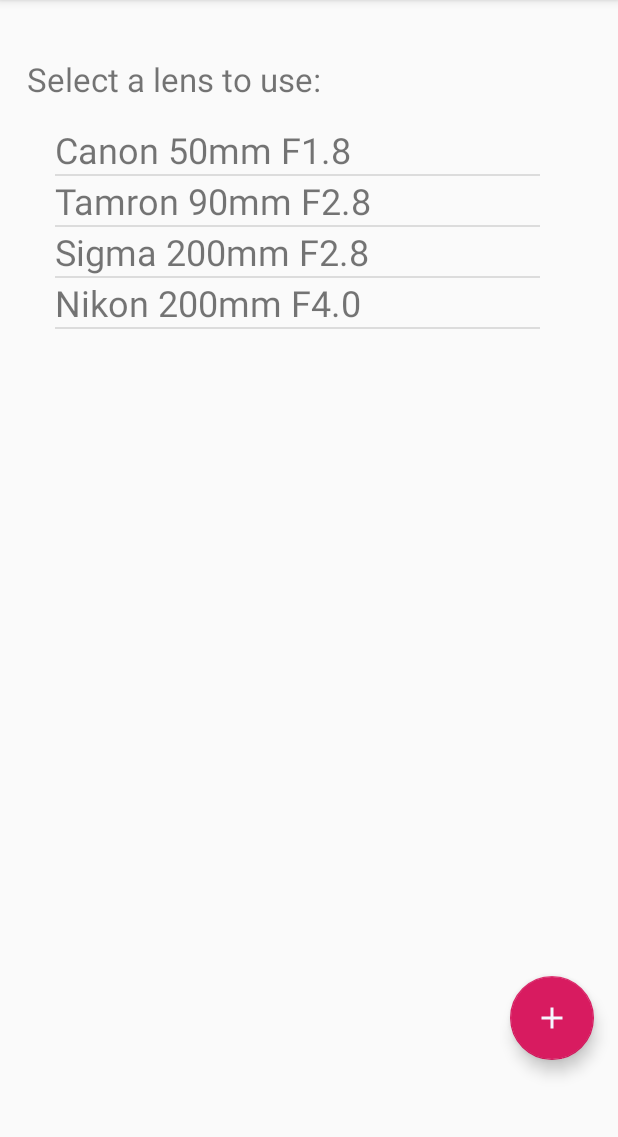
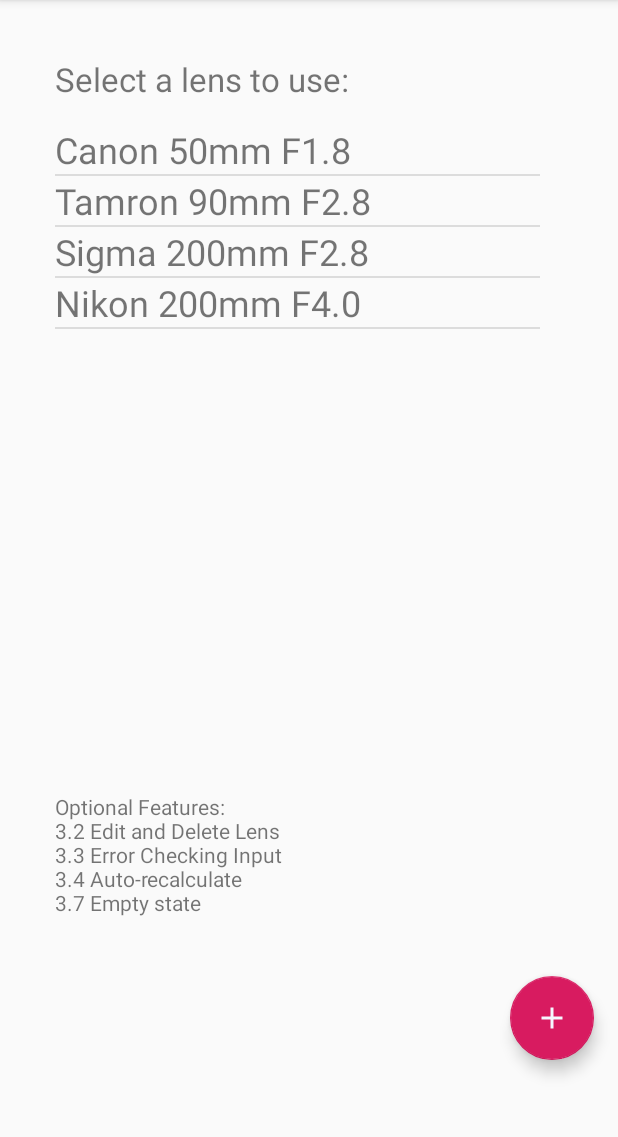
Before and after one commit to daniellenix/DepthOfFieldCalculator, an Android app: the screen it shows after launch (MainActivity), on a phone screen of 412 x 824 dp, the part 84-1221 px from its top. Run offline under Robolectric (Android 15) with nearby library versions, the light colour scheme and no system bars.

Commit message:
Optional Features message implemented.

```diff
--- a/app/src/main/java/com/example/cmpt276a2/SecondActivity.java
+++ b/app/src/main/java/com/example/cmpt276a2/SecondActivity.java
@@ -2,6 +2,7 @@
 
 import androidx.appcompat.app.AppCompatActivity;
 
+import android.annotation.SuppressLint;
 import android.app.Activity;
 import android.content.Context;
 import android.content.Intent;
@@ -93,6 +94,7 @@
     }
 
 
+    @SuppressLint("SetTextI18n")
     private void populateEditText() {
         EditText makeText = findViewById(R.id.makeInput);
         makeText.setText("" + manager.getLenses().get(lensIdx).getMake());
--- a/app/src/main/java/com/example/cmpt276a2/ThirdActivity.java
+++ b/app/src/main/java/com/example/cmpt276a2/ThirdActivity.java
@@ -2,6 +2,7 @@
 
 import androidx.appcompat.app.AppCompatActivity;
 
+import android.annotation.SuppressLint;
 import android.app.Activity;
 import android.content.Context;
 import android.content.Intent;
@@ -54,6 +55,7 @@
         lensIdx = intent.getIntExtra(EXTRA_LENS, 0);
     }
 
+    @SuppressLint("SetTextI18n")
     private void setPhotoDetails() {
         TextView textView = findViewById(R.id.textViewInfo);
         textView.setText("Photo Details with " + manager.getLenses().get(lensIdx).toString());
@@ -79,6 +81,7 @@
 
             }
 
+            @SuppressLint("SetTextI18n")
             @Override
             public void afterTextChanged(Editable s) {
 
--- a/app/src/main/res/layout/activity_main.xml
+++ b/app/src/main/res/layout/activity_main.xml
@@ -44,7 +44,7 @@
         android:text="@string/select_a_lens_to_use"
         android:textSize="22sp"
         app:layout_constraintBottom_toTopOf="@+id/guideline"
-        app:layout_constraintStart_toStartOf="@+id/guideline3" />
+        app:layout_constraintStart_toStartOf="@+id/listViewMain" />
 
     <com.google.android.material.floatingactionbutton.FloatingActionButton
         android:id="@+id/floatingActionButtonPlus"
@@ -75,4 +75,14 @@
         app:layout_constraintStart_toStartOf="@+id/guideline3"
         app:layout_constraintTop_toTopOf="parent" />
 
+    <TextView
+        android:id="@+id/textViewInfoBox"
+        android:layout_width="191dp"
+        android:layout_height="106dp"
+        android:text="Optional Features: \n3.2 Edit and Delete Lens \n3.3 Error Checking Input \n3.4 Auto-recalculate \n3.7 Empty state"
+        app:layout_constraintBottom_toTopOf="@+id/guideline2"
+        app:layout_constraintStart_toStartOf="@+id/listViewMain"
+        app:layout_constraintTop_toBottomOf="@+id/listViewMain"
+        app:layout_constraintVertical_bias="0.602" />
+
 </androidx.constraintlayout.widget.ConstraintLayout>
--- a/app/src/main/res/layout/activity_third.xml
+++ b/app/src/main/res/layout/activity_third.xml
@@ -188,7 +188,7 @@
         android:layout_height="wrap_content"
         android:layout_marginStart="36dp"
         android:layout_marginTop="17dp"
-        android:text="Delete"
+        android:text="@string/delete"
         app:layout_constraintBottom_toTopOf="@+id/textInputLayout2"
         app:layout_constraintStart_toStartOf="@+id/guideline9"
         app:layout_constraintTop_toBottomOf="@+id/textViewInfo"
@@ -199,7 +199,7 @@
         android:layout_width="wrap_content"
         android:layout_height="wrap_content"
         android:layout_marginEnd="36dp"
-        android:text="Edit"
+        android:text="@string/edit"
         app:layout_constraintBottom_toTopOf="@+id/textInputLayout2"
         app:layout_constraintEnd_toStartOf="@+id/guideline10"
         app:layout_constraintTop_toBottomOf="@+id/textViewInfo"
--- a/app/src/main/res/values/strings.xml
+++ b/app/src/main/res/values/strings.xml
@@ -22,4 +22,6 @@
     <string name="hyperfocal_distance">Hyperfocal Distance</string>
     <string name="photo_details_with">Photo details with</string>
     <string name="currently_there_are_no_available_lenses_please_add_a_lens_by_pressing_the_floating_action_button_in_the_bottom_right_corner">Currently there are no available lenses! Please add a lens by pressing the floating action button in the bottom right corner.</string>
+    <string name="delete">Delete</string>
+    <string name="edit">Edit</string>
 </resources>
```
